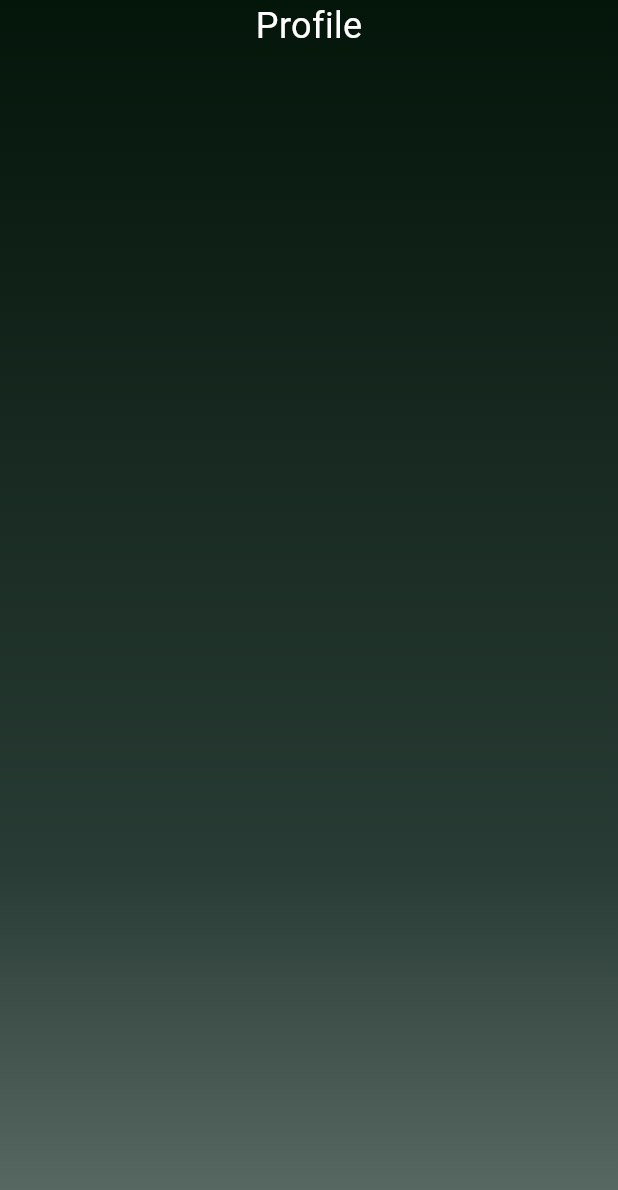
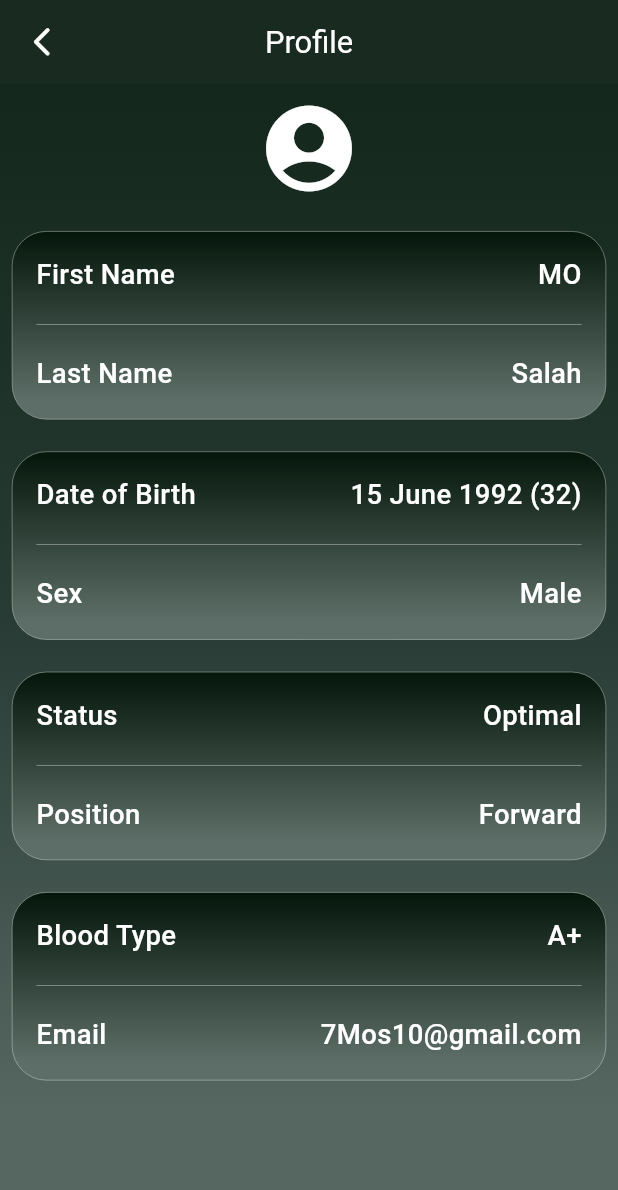
Before and after one commit to AmmarAyman108/optikick-app, a Flutter app: the ProfileView screen opened by its route, on a phone screen of 412 x 824 dp. Shown: the top 1190 px of the screen. Run offline on Flutter 3.47's test engine with Material 3 defaults, Android fonts, the light colour scheme and no system bars; our stand-ins replace fl_chart, flutter_bloc, flutter_screenutil, material_symbols_icons.

Commit message:
Donenneneenenwedf ProfileView layout and add InfoItem widget for displaying user information

```diff
--- a/lib/core/constants/icons.dart
+++ b/lib/core/constants/icons.dart
@@ -5,4 +5,5 @@
         static const String opps = "assets/svg/opps.svg";
         static const String wifi = "assets/svg/wifi.svg";
 
+
     }
--- a/lib/features/profile/presentation/view/profile_view.dart
+++ b/lib/features/profile/presentation/view/profile_view.dart
@@ -1,12 +1,15 @@
 import 'package:flutter/material.dart';
+import 'package:flutter_screenutil/flutter_screenutil.dart';
+import 'package:material_symbols_icons/material_symbols_icons.dart';
+import 'package:optikick/core/utils/colors.dart';
+import 'package:optikick/features/profile/widgets/info_item.dart';
 
 class ProfileView extends StatelessWidget {
   const ProfileView({super.key});
 
   @override
   Widget build(BuildContext context) {
-    return
-    Container(
+    return Container(
         height: MediaQuery.of(context).size.height,
         width: MediaQuery.of(context).size.width,
         decoration: const BoxDecoration(
@@ -14,30 +17,91 @@ class ProfileView extends StatelessWidget {
             begin: Alignment.topCenter,
             end: Alignment.bottomCenter,
             colors: [
-            Color.fromARGB(255, 4, 21, 10),
+              Color(0xff102418),
               Color.fromARGB(255, 40, 59, 52),
-            Color(0xff5D6E68),
+              Color(0xff566761),
             ],
-          stops: [0.0, 0.7, 1.0],
+            stops: [0.0, 0.5,0.9],
           ),
         ),
         child: Scaffold(
+            appBar: AppBar(
+              centerTitle: true,
+              backgroundColor: ColorsManager.backgroundColor,
+              elevation: 0,
+              leading: IconButton(
+                icon: Icon(
+                  Icons.arrow_back_ios_new_rounded,
+                  color: ColorsManager.realWhiteColor,
+                  size: 20.sp,
+                ),
+                onPressed: () {
+                  Navigator.pop(context);
+                },
+              ),
+              title: Text(
+                "Profile",
+                style: TextStyle(
+                  fontSize: 18.sp,
+                  color: ColorsManager.realWhiteColor,
+                ),
+              ),
+            ),
             backgroundColor: Colors.transparent,
-        body: Column(
+            body: SingleChildScrollView(
+                child: Padding(
+                    padding: const EdgeInsets.all(8.0),
+                    child: Column(
+                      children: [
+                        Row(
+                          mainAxisAlignment: MainAxisAlignment.center,
                           children: [
                             Container(
                               color: Colors.transparent,
-              height: MediaQuery.of(context).padding.top,
-            ),
-            const Center(
-              child: Text(
-                "Profile",
-                style: TextStyle(color: Colors.white, fontSize: 24),
+                              child: Icon(
+                                Icons.account_circle_rounded,
+                                color: ColorsManager.realWhiteColor,
+                                size: 60.sp,
                               ),
                             ),
                           ],
                         ),
+                        SizedBox(
+                          height: 18.h,
                         ),
-    );
+                        InfoItem(
+                            firstTitle: "First Name",
+                            firstValue: "MO",
+                            secondTitle: "Last Name",
+                            secondValue: "Salah"),
+                        SizedBox(
+                          height: 18.h,
+                        ),
+                        InfoItem(
+                            firstTitle: "Date of Birth",
+                            firstValue: "15 June 1992 (32)",
+                            secondTitle: "Sex",
+                            secondValue: "Male"),
+                        SizedBox(
+                          height: 18.h,
+                        ),
+                        InfoItem(
+                            firstTitle: "Status",
+                            firstValue: "Optimal",
+                            secondTitle: "Position",
+                            secondValue: "Forward"),
+                        SizedBox(
+                          height: 18.h,
+                        ),
+                        InfoItem(
+                            firstTitle: "Blood Type",
+                            firstValue: "A+",
+                            secondTitle: "Email",
+                            secondValue: "7Mos10@gmail.com"),
+                        SizedBox(
+                          height: 18.h,
+                        ),
+                      ],
+                    )))));
   }
 }
--- /dev/null
+++ b/lib/features/profile/widgets/info_item.dart
@@ -0,0 +1,102 @@
+import 'package:flutter/material.dart';
+import 'package:flutter_screenutil/flutter_screenutil.dart';
+
+import '../../../core/utils/colors.dart';
+
+class InfoItem extends StatelessWidget {
+  const InfoItem(
+      {required this.firstTitle,
+      required this.firstValue,
+      required this.secondTitle,
+      required this.secondValue});
+  final String firstTitle;
+  final String firstValue;
+  final String secondTitle;
+  final String secondValue;
+
+  @override
+  Widget build(BuildContext context) {
+    return Column(children: [
+      Container(
+          height: 105.h,
+          width: MediaQuery.of(context).size.width,
+          decoration: BoxDecoration(
+            gradient: const LinearGradient(
+              begin: Alignment.topCenter,
+              end: Alignment.bottomCenter,
+              colors: [
+
+                Color.fromARGB(255, 4, 21, 10),
+               // Color.fromARGB(255, 40, 59, 52),
+                Color(0xff5D6E68),
+              ],
+              stops: [0.0, 0.9],
+            ),
+            borderRadius: BorderRadius.circular(20.r),
+            border: Border.all(
+              color: ColorsManager.realWhiteColor,
+              width: 0.2.w,
+            ),
+          ),
+          child: Padding(
+            padding: const EdgeInsets.all(16),
+            child: Column(
+              children: [
+                Row(
+                  children: [
+                    Text(
+                      firstTitle,
+                      style: TextStyle(
+                        fontSize: 16.sp,
+                        color: ColorsManager.realWhiteColor,
+                        fontWeight: FontWeight.w500,
+                      ),
+                    ),
+                    const Spacer(),
+                    Text(
+                      firstValue,
+                      style: TextStyle(
+                        fontSize: 16.sp,
+                        color: ColorsManager.realWhiteColor,
+                        fontWeight: FontWeight.w500,
+                      ),
+                    ),
+                  ],
+                ),
+                SizedBox(
+                  height: 10.h,
+                ),
+                Divider(
+                  color: ColorsManager.realWhiteColor,
+                  thickness: 0.2.h,
+                ),
+                SizedBox(
+                  height: 10.h,
+                ),
+                Row(
+                  children: [
+                    Text(
+                      secondTitle,
+                      style: TextStyle(
+                        fontSize: 16.sp,
+                        color: ColorsManager.realWhiteColor,
+                        fontWeight: FontWeight.w500,
+                      ),
+                    ),
+                    const Spacer(),
+                    Text(
+                      secondValue,
+                      style: TextStyle(
+                        fontSize: 16.sp,
+                        color: ColorsManager.realWhiteColor,
+                        fontWeight: FontWeight.w500,
+                      ),
+                    ),
+                  ],
+                ),
+              ],
+            ),
+          ))
+    ]);
+  }
+}
```
Lines whose indentation alone changed are shown as unchanged.
